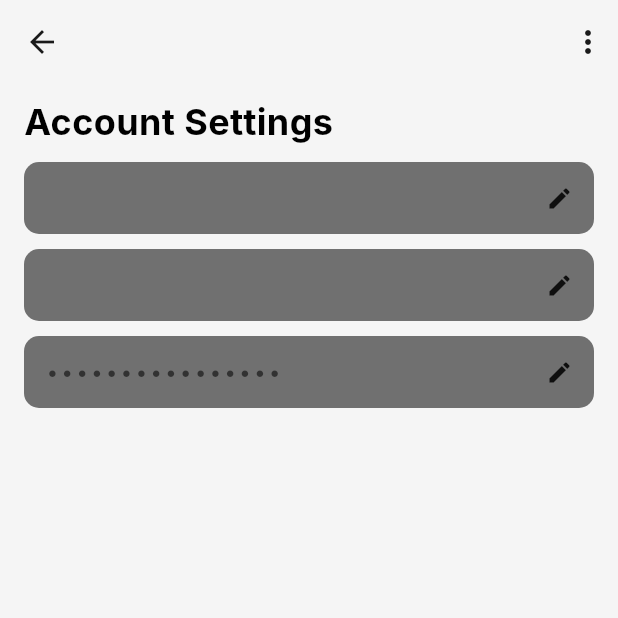
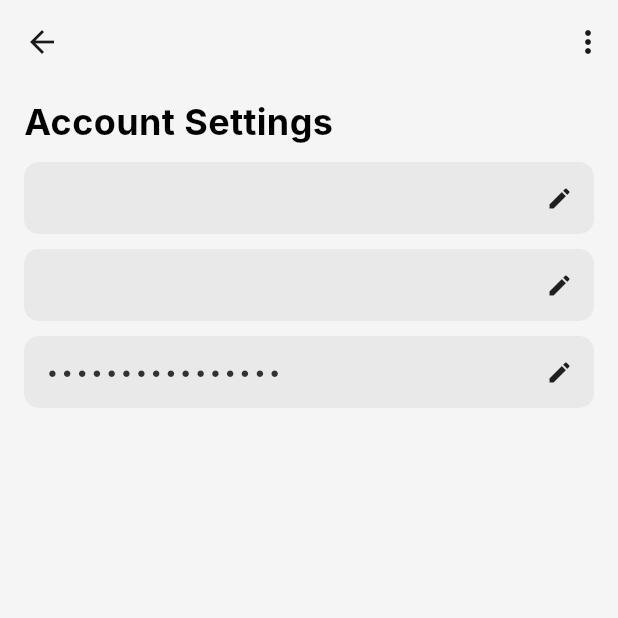
Before and after one commit to andreschenato/prism, a Flutter app: the AccountDetailsPage screen opened directly, on a phone screen of 412 x 824 dp, the top half of it. Run offline on Flutter 3.47's test engine with Material 3 defaults, Android fonts, the phone set to English and light mode, and no system bars; our stand-ins replace cached_network_image, firebase_auth, firebase_core, flutter_dotenv, flutter_riverpod, flutter_svg and 3 more; accounts and stored records are empty; generated files the repository leaves out were written again; network calls fail; Roboto replaces fonts that are missing (Inter).

Commit message:
Color adjust EditableCard

```diff
--- a/lib/core/widgets/editable_card.dart
+++ b/lib/core/widgets/editable_card.dart
@@ -25,7 +25,7 @@ class EditableCard extends StatelessWidget {
 
   @override
   Widget build(BuildContext context) {
-    final resolvedColor = backgroundColor ?? AppColors.backgroundBlackLight;
+    final resolvedColor = backgroundColor ?? AppColors.backgroundWhiteMedium;
     final resolvedTextStyle = (textStyle ?? const TextStyle()).copyWith(
       color: textStyle?.color ?? AppColors.backgroundBlackMedium,
       letterSpacing: obscureLikeMock ? 2 : 0,
```
